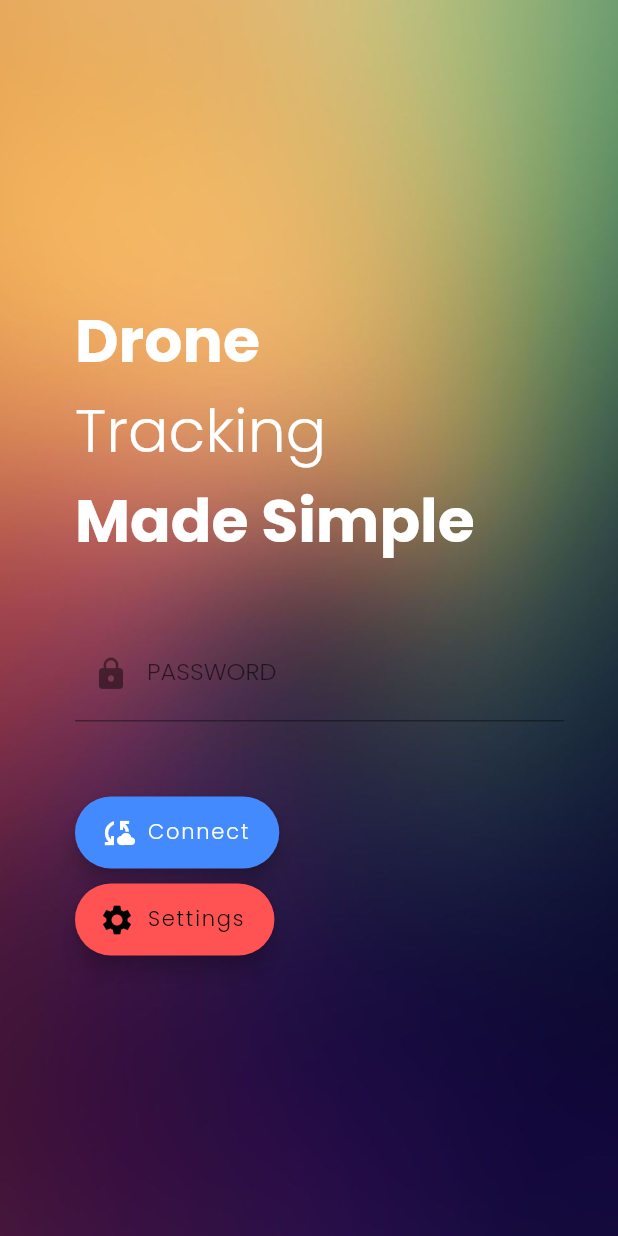
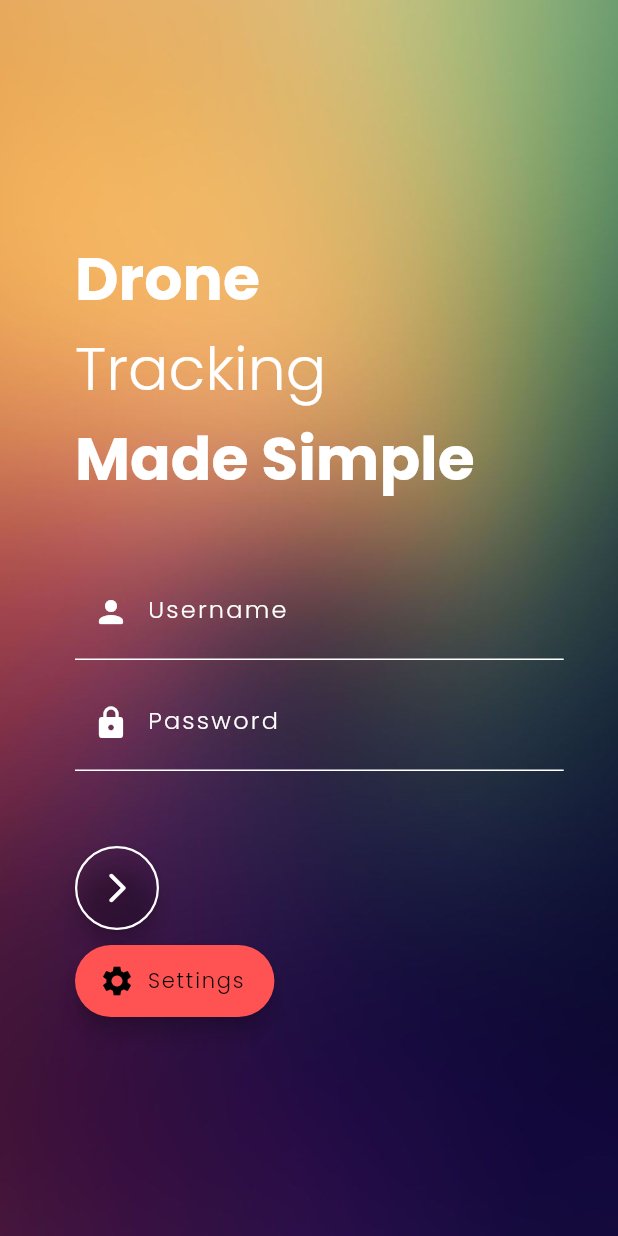
Before and after one commit to Valeron-T/location_app, a Flutter app: the screen it shows after launch, on a phone screen of 412 x 824 dp. Run offline on Flutter 3.47's test engine with Material 2 defaults, Android fonts, the phone set to English and light mode, and no system bars; missing offline and left inert: open_street_map_search_and_pick.

Commit message:
UI Changes

```diff
--- a/lib/main.dart
+++ b/lib/main.dart
@@ -89,18 +89,54 @@ class LogInPage extends StatelessWidget {
                     enableSuggestions: false,
                     autocorrect: false,
                     decoration: InputDecoration(
-                      // border: OutlineInputBorder(),
+                      enabledBorder: UnderlineInputBorder(
+                        borderSide: BorderSide(color: white),
+                      ),
+                      focusedBorder: UnderlineInputBorder(
+                        borderSide: BorderSide(color: Colors.cyan),
+                      ),
                       fillColor: white,
+                      labelStyle: TextStyle(color: white, letterSpacing: 1.5),
+                      hintStyle: TextStyle(color: white),
+                      hoverColor: white,
                       focusColor: Colors.amber[300],
-                      prefixIcon: Icon(Icons.lock),
-                      labelText: 'PASSWORD',
+                      prefixIcon: Icon(Icons.person_rounded, color: white,),
+                      labelText: 'Username',
+                      hintText: 'Enter Username',
+                    ),
+                  ),
+                ),
+              ),
+              SizedBox(height: 10),
+              FractionallySizedBox(
+                widthFactor: 0.9,
+                child: SizedBox(
+                  child: TextField(
+                    controller: pc,
+                    obscureText: true,
+                    enableSuggestions: false,
+                    autocorrect: false,
+                    decoration: InputDecoration(
+                      enabledBorder: UnderlineInputBorder(
+                        borderSide: BorderSide(color: white),
+                      ),
+                      focusedBorder: UnderlineInputBorder(
+                        borderSide: BorderSide(color: Colors.cyan),
+                      ),
+                      fillColor: white,
+                      labelStyle: TextStyle(color: white, letterSpacing: 1.5),
+                      hintStyle: TextStyle(color: white),
+                      hoverColor: white,
+                      focusColor: Colors.amber[300],
+                      prefixIcon: Icon(Icons.lock, color: white,),
+                      labelText: 'Password',
                       hintText: 'Enter Password',
                     ),
                   ),
                 ),
               ),
               SizedBox(height: 50),
-              FloatingActionButton.extended(
+              FloatingActionButton(
                 heroTag: "info",
                 onPressed: () {
                   if (pc.text == p) {
@@ -131,10 +167,10 @@ class LogInPage extends StatelessWidget {
                                 ]));
                   }
                 },
-                label: Text('Connect'),
-                icon: Icon(Icons.cloud_sync),
-                backgroundColor: Colors.blueAccent,
+                backgroundColor: Colors.transparent,
+                shape: RoundedRectangleBorder(side: BorderSide(width: 1.5,color: white),borderRadius: BorderRadius.circular(100)),
                 foregroundColor: Colors.white,
+                child: Icon(Icons.arrow_forward_ios_rounded),
               ),
               SizedBox(height: 10),
               FloatingActionButton.extended(
```
